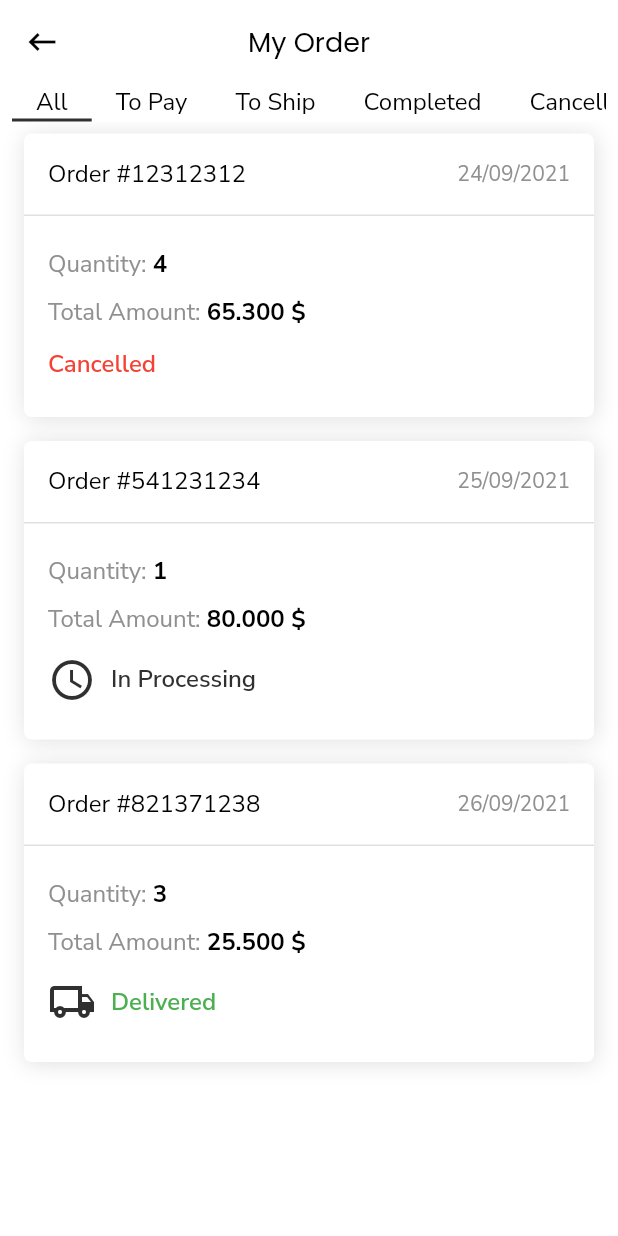
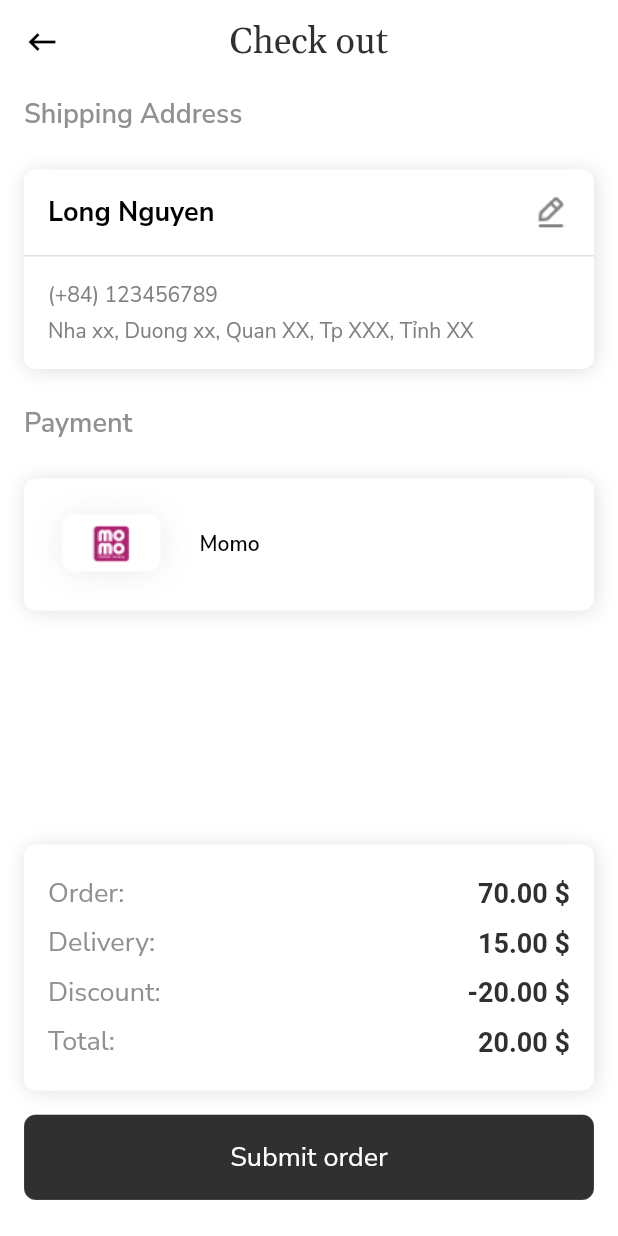
Before and after one commit to hahpuc/ShopApp-Mobile, a Flutter app: the screen it shows after launch, on a phone screen of 412 x 824 dp. Run offline on Flutter 3.47's test engine with Material 2 defaults, Android fonts, the phone set to English and light mode, and no system bars; our stand-ins replace connectivity_plus, flutter_bloc, flutter_easyloading, flutter_svg, get_it and 2 more; generated files the repository leaves out were written again.

Commit message:
[LM] create Checkout Page

```diff
--- a/lib/app.dart
+++ b/lib/app.dart
@@ -18,6 +18,7 @@ import 'bloc/app/app_bloc.dart';
 import 'bloc/locale/locale_bloc.dart';
 import 'configs/flavor.dart';
 import 'generated/localization/l10n.dart';
+import 'presentation/pages/checkout/checkout_page.dart';
 
 final navigatorKey = GlobalKey<NavigatorState>();
 
@@ -56,7 +57,7 @@ class MyApp extends StatelessWidget {
               supportedLocales: S.delegate.supportedLocales,
               locale: state.locale,
               onGenerateRoute: Routes.generateRoute,
-              home: OrderPage(),
+              home: CheckOutPage(),
             );
           }),
     );
--- /dev/null
+++ b/lib/presentation/pages/checkout/checkout_page.dart
@@ -0,0 +1,127 @@
+import 'package:flutter/material.dart';
+import 'package:furniture_shop/generated/assets/fonts.gen.dart';
+import 'package:furniture_shop/presentation/pages/checkout/widgets/card_shadow_widget.dart';
+import 'package:furniture_shop/presentation/pages/checkout/widgets/info_price_widget.dart';
+import 'package:furniture_shop/presentation/pages/checkout/widgets/payment_widget.dart';
+import 'package:furniture_shop/presentation/pages/checkout/widgets/shipping_address_widget.dart';
+import 'package:furniture_shop/presentation/widgets/base/custom_appbar.dart';
+import 'package:furniture_shop/presentation/widgets/base/custom_button.dart';
+import 'package:furniture_shop/presentation/widgets/base/custom_text.dart';
+import 'package:furniture_shop/values/colors.dart';
+import 'package:furniture_shop/values/dimens.dart';
+import 'package:furniture_shop/values/font_sizes.dart';
+
+class CheckOutPage extends StatelessWidget {
+  const CheckOutPage({Key? key}) : super(key: key);
+
+  @override
+  Widget build(BuildContext context) {
+    return Scaffold(
+      appBar: _buildAppBar(),
+      body: _buildBody(),
+    );
+  }
+
+  CustomAppBar _buildAppBar() {
+    return CustomAppBar(
+      title: CustomText(
+        'Check out',
+        fontFamily: FontFamily.gelasio,
+        fontSize: FontSize.BIG_1,
+        color: AppColor.colorPrimary,
+      ),
+    );
+  }
+
+  Widget _buildBody() {
+    return Padding(
+      padding: const EdgeInsets.only(
+        top: 0,
+        left: AppDimen.horizontalSpacing,
+        right: AppDimen.horizontalSpacing,
+        bottom: AppDimen.spacing_3,
+      ),
+      child: Column(
+        mainAxisAlignment: MainAxisAlignment.spaceBetween,
+        children: [
+          _buildDetailList(),
+          _buildFooterInfo(),
+        ],
+      ),
+    );
+  }
+
+  Widget _buildDetailList() {
+    return Column(
+      crossAxisAlignment: CrossAxisAlignment.start,
+      children: [
+        _buildTitle('Shipping Address'),
+        _buildDetailShippingAddress(),
+        _buildTitle('Payment'),
+        __buildDetailPayment(),
+      ],
+    );
+  }
+
+  Widget _buildFooterInfo() {
+    return Column(
+      children: [
+        _buildInfoPrice(),
+        _buildButton(),
+      ],
+    );
+  }
+
+  Widget _buildTitle(String? title) {
+    return Padding(
+      padding: const EdgeInsets.symmetric(vertical: AppDimen.spacing_1),
+      child: CustomText(
+        title!,
+        color: AppColor.colorGrey,
+        fontSize: FontSize.BIG,
+        fontWeight: FontWeight.w600,
+      ),
+    );
+  }
+
+  Widget _buildDetailShippingAddress() {
+    return ShippingAddressWidget();
+  }
+
+  Widget __buildDetailPayment() {
+    return PaymentWidget();
+  }
+
+  Widget _buildInfoPrice() {
+    return CardShadowWidget(
+      padding: AppDimen.verticalSpacing,
+      margin: const EdgeInsets.symmetric(vertical: AppDimen.verticalSpacing),
+      child: Column(
+        crossAxisAlignment: CrossAxisAlignment.start,
+        children: [
+          InfoPriceWidget(title: 'Order', price: 70),
+          InfoPriceWidget(title: 'Delivery', price: 15),
+          InfoPriceWidget(
+            title: 'Discount',
+            price: 20,
+            discount: true,
+          ),
+          InfoPriceWidget(
+            title: 'Total',
+            price: 20,
+            fontWeight: FontWeight.w700,
+          ),
+        ],
+      ),
+    );
+  }
+
+  Widget _buildButton() {
+    return CustomButton(
+      'Submit order',
+      padding: EdgeInsets.all(AppDimen.spacing_2),
+      sizeStyle: CustomBottomSizeStyle.MATCH_PARENT,
+      fontSize: FontSize.BIG,
+    );
+  }
+}
--- /dev/null
+++ b/lib/presentation/pages/checkout/widgets/card_shadow_widget.dart
@@ -0,0 +1,40 @@
+import 'package:flutter/material.dart';
+import '/values/colors.dart';
+import '/values/dimens.dart';
+
+class CardShadowWidget extends StatelessWidget {
+  final Widget? child;
+  final EdgeInsets? margin;
+  final double? padding;
+  final double? borderRadius;
+  final Color? backgroundColor;
+
+  const CardShadowWidget({
+    this.child,
+    this.margin = const EdgeInsets.all(0),
+    this.padding = 0,
+    this.borderRadius = AppDimen.radiusNormal,
+    this.backgroundColor = Colors.white,
+    Key? key,
+  }) : super(key: key);
+
+  @override
+  Widget build(BuildContext context) {
+    return Container(
+      margin: margin!,
+      padding: EdgeInsets.all(padding!),
+      decoration: BoxDecoration(
+        borderRadius: BorderRadius.circular(borderRadius!),
+        color: backgroundColor,
+        boxShadow: [
+          BoxShadow(
+            offset: Offset(1, 1),
+            blurRadius: 10,
+            color: AppColor.colorPrimary.withOpacity(.15),
+          ),
+        ],
+      ),
+      child: child,
+    );
+  }
+}
--- /dev/null
+++ b/lib/presentation/pages/checkout/widgets/info_price_widget.dart
@@ -0,0 +1,64 @@
+import 'package:flutter/material.dart';
+import 'package:furniture_shop/presentation/widgets/base/custom_text.dart';
+import 'package:furniture_shop/values/colors.dart';
+import 'package:furniture_shop/values/font_sizes.dart';
+
+class InfoPriceWidget extends StatelessWidget {
+  final String? title;
+  final double? price;
+  final FontWeight? fontWeight;
+  final bool? discount;
+  const InfoPriceWidget({
+    this.title = '',
+    this.price = 0.0,
+    this.fontWeight = FontWeight.w600,
+    this.discount = false,
+    Key? key,
+  }) : super(key: key);
+
+  @override
+  Widget build(BuildContext context) {
+    if (title!.isEmpty) return SizedBox.shrink();
+    return Padding(
+      padding: const EdgeInsets.symmetric(vertical: 4.0),
+      child: Row(
+        mainAxisAlignment: MainAxisAlignment.spaceBetween,
+        children: [
+          _buildTitle(),
+          _buildPrice(),
+        ],
+      ),
+    );
+  }
+
+  Widget _buildTitle() {
+    return CustomText(
+      '${title!}: ',
+      color: AppColor.colorGrey,
+      fontSize: FontSize.BIG,
+    );
+  }
+
+  Widget _buildPrice() {
+    return RichText(
+      text: TextSpan(
+        text: discount!
+            ? '-${price!.toStringAsFixed(2)}'
+            : '${price!.toStringAsFixed(2)}',
+        style: TextStyle(
+          fontSize: FontSize.BIG,
+          color: AppColor.colorPrimary,
+          fontWeight: fontWeight!,
+        ),
+        children: [
+          TextSpan(
+            text: ' \$',
+            style: TextStyle(
+              fontWeight: FontWeight.w700,
+            ),
+          ),
+        ],
+      ),
+    );
+  }
+}
--- /dev/null
+++ b/lib/presentation/pages/checkout/widgets/payment_widget.dart
@@ -0,0 +1,42 @@
+import 'package:flutter/material.dart';
+import 'package:furniture_shop/generated/assets/assets.gen.dart';
+import 'package:furniture_shop/presentation/pages/checkout/widgets/card_shadow_widget.dart';
+import 'package:furniture_shop/presentation/widgets/base/custom_text.dart';
+import 'package:furniture_shop/values/font_sizes.dart';
+import '/values/dimens.dart';
+
+class PaymentWidget extends StatelessWidget {
+  final String? namePayment;
+
+  const PaymentWidget({
+    this.namePayment = 'Momo',
+    Key? key,
+  }) : super(key: key);
+
+  @override
+  Widget build(BuildContext context) {
+    return CardShadowWidget(
+      margin: const EdgeInsets.symmetric(vertical: AppDimen.verticalSpacing),
+      child: Row(
+        children: [
+          _buildIconPayment(),
+          _buildNamePayment(),
+        ],
+      ),
+    );
+  }
+
+  Widget _buildIconPayment() {
+    return Container(
+      child: Assets.images.card.image(),
+    );
+  }
+
+  Widget _buildNamePayment() {
+    return CustomText(
+      namePayment!,
+      fontSize: FontSize.SMALL,
+      fontWeight: FontWeight.w600,
+    );
+  }
+}
--- /dev/null
+++ b/lib/presentation/pages/checkout/widgets/shipping_address_widget.dart
@@ -0,0 +1,89 @@
+import 'package:flutter/material.dart';
+import 'package:flutter_svg/svg.dart';
+import 'package:furniture_shop/generated/assets/assets.gen.dart';
+import 'package:furniture_shop/presentation/pages/checkout/widgets/card_shadow_widget.dart';
+import 'package:furniture_shop/presentation/widgets/base/custom_text.dart';
+import 'package:furniture_shop/values/colors.dart';
+import 'package:furniture_shop/values/dimens.dart';
+import 'package:furniture_shop/values/font_sizes.dart';
+
+class ShippingAddressWidget extends StatelessWidget {
+  final String? name;
+  final String? phoneNumber;
+  final String? address;
+
+  const ShippingAddressWidget({
+    this.name = 'Long Nguyen',
+    this.phoneNumber = '(+84) 123456789',
+    this.address = 'Nha xx, Duong xx, Quan XX, Tp XXX, Tỉnh XX',
+    Key? key,
+  }) : super(key: key);
+
+  @override
+  Widget build(BuildContext context) {
+    return CardShadowWidget(
+      margin: const EdgeInsets.symmetric(vertical: AppDimen.verticalSpacing),
+      child: Column(
+        crossAxisAlignment: CrossAxisAlignment.start,
+        children: [
+          _buildHeader(),
+          _buildDetailInfo(),
+        ],
+      ),
+    );
+  }
+
+  Widget _buildHeader() {
+    return Container(
+      padding: const EdgeInsets.all(AppDimen.verticalSpacing),
+      decoration: BoxDecoration(
+        border: Border(
+          bottom: BorderSide(
+            color: AppColor.colorGreyLight,
+          ),
+        ),
+      ),
+      child: Row(
+        mainAxisAlignment: MainAxisAlignment.spaceBetween,
+        children: [
+          CustomText(
+            name!,
+            fontSize: FontSize.BIG,
+            fontWeight: FontWeight.w700,
+            maxLine: 1,
+          ),
+          _buildButtonIcon(),
+        ],
+      ),
+    );
+  }
+
+  Widget _buildButtonIcon() {
+    return InkWell(
+      onTap: () {},
+      child: Assets.images.edit2.image(),
+    );
+  }
+
+  Widget _buildDetailInfo() {
+    return Padding(
+      padding: const EdgeInsets.all(AppDimen.verticalSpacing),
+      child: Column(
+        crossAxisAlignment: CrossAxisAlignment.start,
+        children: [
+          _buildTextInfo(phoneNumber),
+          const SizedBox(height: 5.0),
+          _buildTextInfo(address),
+        ],
+      ),
+    );
+  }
+
+  Widget _buildTextInfo(String? text) {
+    return CustomText(
+      text!,
+      fontSize: FontSize.SMALL,
+      color: AppColor.colorTextLight,
+    );
+  }
+}
--- a/lib/presentation/pages/order/order_page.dart
+++ b/lib/presentation/pages/order/order_page.dart
@@ -1,4 +1,5 @@
 import 'package:flutter/material.dart';
+import 'package:furniture_shop/generated/assets/fonts.gen.dart';
 import 'package:furniture_shop/presentation/pages/order/widgets/all_order_widget.dart';
 import 'package:furniture_shop/presentation/pages/order/widgets/cancel_order_widget.dart';
 import 'package:furniture_shop/presentation/pages/order/widgets/completed_order_widget.dart';
@@ -7,6 +8,7 @@ import 'package:furniture_shop/presentation/pages/order/widgets/ship_order_widge
 import 'package:furniture_shop/presentation/widgets/base/custom_appbar.dart';
 import 'package:furniture_shop/presentation/widgets/base/custom_text.dart';
 import 'package:furniture_shop/values/colors.dart';
+import 'package:furniture_shop/values/font_sizes.dart';
 
 List<Widget> _listWidgets = [
   AllOrderWidget(),
@@ -44,7 +46,11 @@ class _OrderPageState extends State<OrderPage> {
 
   CustomAppBar _buildAppBar() {
     return CustomAppBar(
-      title: Text('My Order'),
+      title: CustomText(
+        'My Order',
+        fontFamily: FontFamily.gelasio,
+        fontSize: FontSize.BIG_1,
+      ),
       bottom: PreferredSize(
         preferredSize: Size(0, 25),
         child: Padding(
```
Also changed, not shown: assets/images/card.png (added), assets/images/edit-2.png (added), lib/presentation/pages/order_detail/order_detail_page.dart (deleted).
